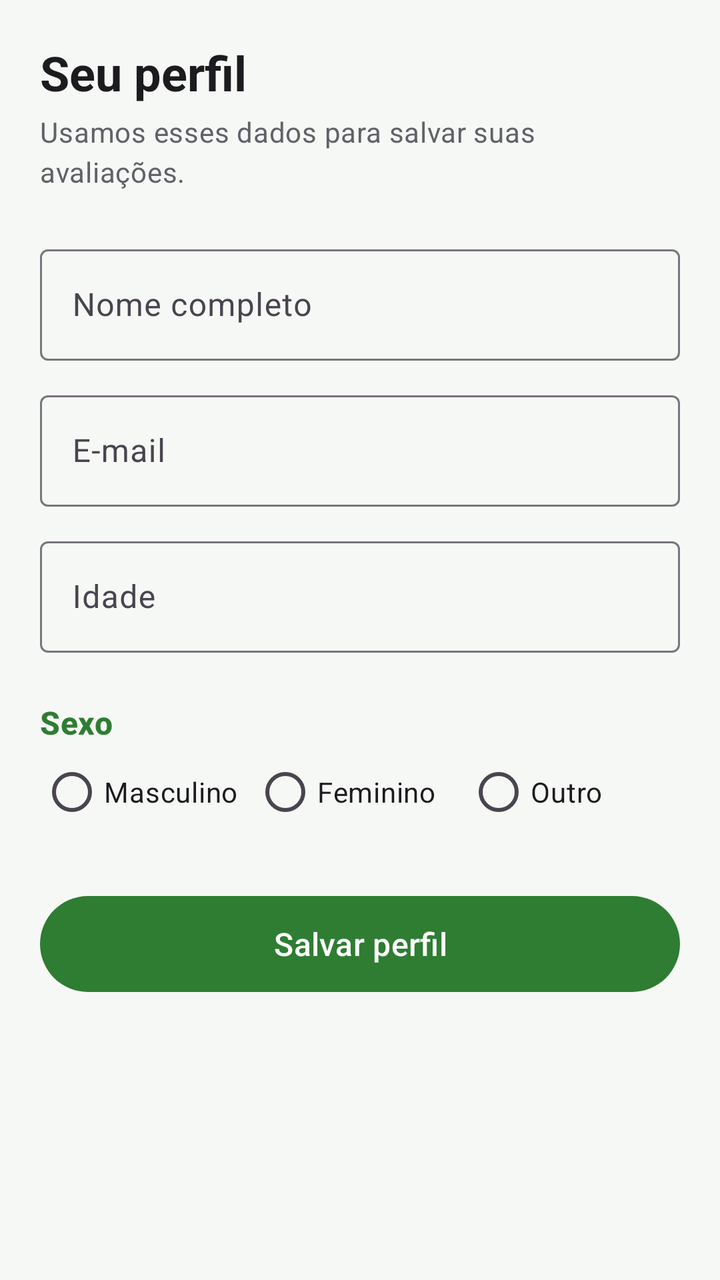
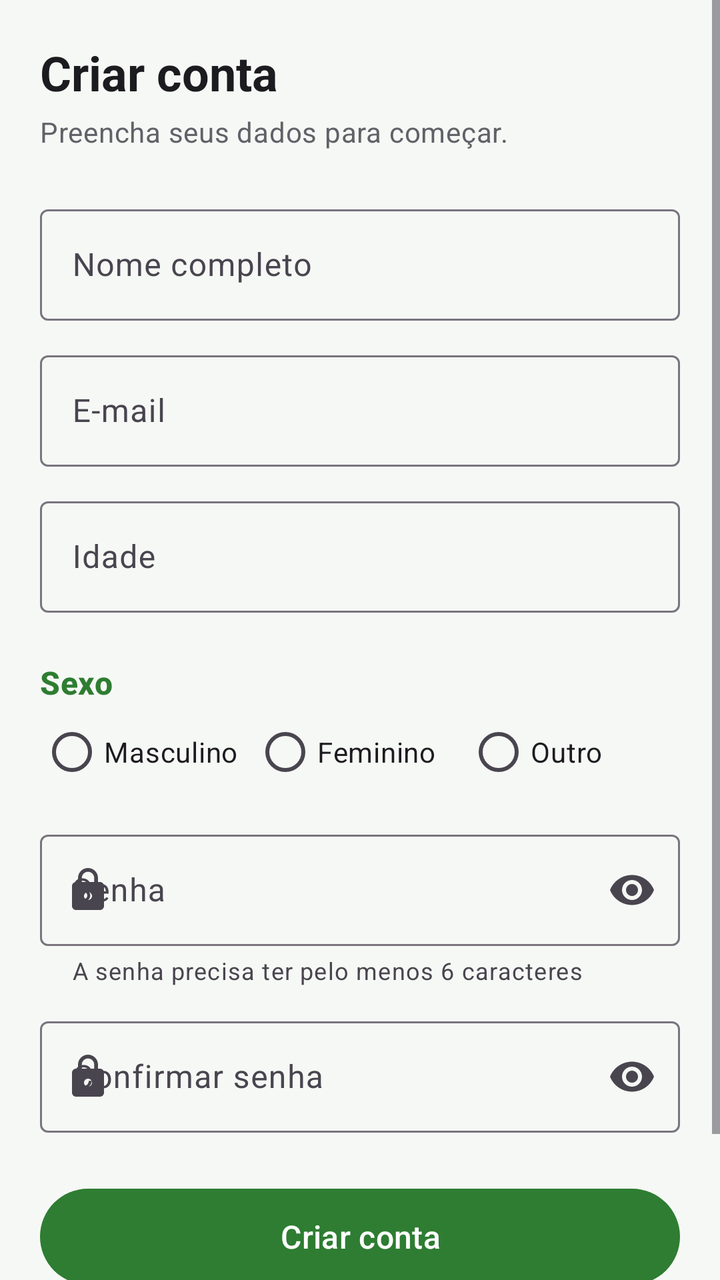

Compare the two renders of this Android layout. The source of the first and the diff that turns it into the second are given below.
<!-- AndroidManifest.xml: application theme Theme.TreinoCerto -->
<!-- res/layout/activity_cadastro.xml -->
<?xml version="1.0" encoding="utf-8"?>
<ScrollView xmlns:android="http://schemas.android.com/apk/res/android"
    android:layout_width="match_parent"
    android:layout_height="match_parent">

    <LinearLayout
        android:layout_width="match_parent"
        android:layout_height="wrap_content"
        android:orientation="vertical"
        android:padding="@dimen/margem_tela">

        <TextView
            android:layout_width="wrap_content"
            android:layout_height="wrap_content"
            android:text="@string/cadastro_titulo"
            android:textAppearance="@style/Texto.Titulo" />

        <TextView
            android:layout_width="wrap_content"
            android:layout_height="wrap_content"
            android:layout_marginTop="4dp"
            android:text="@string/cadastro_subtitulo"
            android:textAppearance="@style/Texto.Secundario" />

        <com.google.android.material.textfield.TextInputLayout
            android:id="@+id/campoNome"
            style="@style/CampoTexto"
            android:layout_width="match_parent"
            android:layout_height="wrap_content"
            android:layout_marginTop="@dimen/espaco_grande"
            android:hint="@string/cadastro_nome">

            <com.google.android.material.textfield.TextInputEditText
                android:id="@+id/edtNome"
                android:layout_width="match_parent"
                android:layout_height="wrap_content"
                android:inputType="textPersonName|textCapWords" />
        </com.google.android.material.textfield.TextInputLayout>

        <com.google.android.material.textfield.TextInputLayout
            android:id="@+id/campoEmail"
            style="@style/CampoTexto"
            android:layout_width="match_parent"
            android:layout_height="wrap_content"
            android:hint="@string/cadastro_email">

            <com.google.android.material.textfield.TextInputEditText
                android:id="@+id/edtEmail"
                android:layout_width="match_parent"
                android:layout_height="wrap_content"
                android:inputType="textEmailAddress" />
        </com.google.android.material.textfield.TextInputLayout>

        <com.google.android.material.textfield.TextInputLayout
            android:id="@+id/campoIdade"
            style="@style/CampoTexto"
            android:layout_width="match_parent"
            android:layout_height="wrap_content"
            android:hint="@string/cadastro_idade">

            <com.google.android.material.textfield.TextInputEditText
                android:id="@+id/edtIdade"
                android:layout_width="match_parent"
                android:layout_height="wrap_content"
                android:inputType="number"
                android:maxLength="3" />
        </com.google.android.material.textfield.TextInputLayout>

        <TextView
            android:layout_width="wrap_content"
            android:layout_height="wrap_content"
            android:layout_marginTop="@dimen/espaco_grande"
            android:text="@string/cadastro_sexo"
            android:textAppearance="@style/Texto.Secao" />

        <RadioGroup
            android:id="@+id/grupoSexo"
            android:layout_width="match_parent"
            android:layout_height="wrap_content"
            android:orientation="horizontal">

            <RadioButton
                android:id="@+id/rbMasculino"
                android:layout_width="0dp"
                android:layout_height="wrap_content"
                android:layout_weight="1"
                android:text="@string/sexo_masculino" />

            <RadioButton
                android:id="@+id/rbFeminino"
                android:layout_width="0dp"
                android:layout_height="wrap_content"
                android:layout_weight="1"
                android:text="@string/sexo_feminino" />

            <RadioButton
                android:id="@+id/rbOutro"
                android:layout_width="0dp"
                android:layout_height="wrap_content"
                android:layout_weight="1"
                android:text="@string/sexo_outro" />
        </RadioGroup>

        <ProgressBar
            android:id="@+id/progresso"
            android:layout_width="wrap_content"
            android:layout_height="wrap_content"
            android:layout_gravity="center_horizontal"
            android:layout_marginTop="@dimen/espaco_medio"
            android:visibility="gone" />

        <Button
            android:id="@+id/btnSalvar"
            style="@style/Botao.Principal"
            android:layout_width="match_parent"
            android:layout_height="wrap_content"
            android:layout_marginTop="@dimen/espaco_grande"
            android:text="@string/cadastro_salvar" />

        <Button
            android:id="@+id/btnTrocarUsuario"
            style="@style/Widget.Material3.Button.TextButton"
            android:layout_width="match_parent"
            android:layout_height="wrap_content"
            android:layout_marginTop="@dimen/espaco_pequeno"
            android:text="@string/cadastro_trocar_usuario"
            android:visibility="gone" />
    </LinearLayout>
</ScrollView>
<!-- resources referenced by this layout -->
<resources>
  <dimen name="espaco_grande">24dp</dimen>
  <dimen name="espaco_medio">16dp</dimen>
  <dimen name="espaco_pequeno">8dp</dimen>
  <dimen name="margem_tela">20dp</dimen>
  <string name="cadastro_email">E-mail</string>
  <string name="cadastro_idade">Idade</string>
  <string name="cadastro_nome">Nome completo</string>
  <string name="cadastro_salvar">Salvar perfil</string>
  <string name="cadastro_sexo">Sexo</string>
  <string name="cadastro_subtitulo">Usamos esses dados para salvar suas avaliações.</string>
  <string name="cadastro_titulo">Seu perfil</string>
  <string name="cadastro_trocar_usuario">Usar outro perfil</string>
  <string name="sexo_feminino">Feminino</string>
  <string name="sexo_masculino">Masculino</string>
  <string name="sexo_outro">Outro</string>
  <style name="Botao.Principal" parent="Widget.Material3.Button">
          <item name="android:minHeight">56dp</item>
          <item name="android:textSize">16sp</item>
      </style>
  <style name="CampoTexto" parent="Widget.Material3.TextInputLayout.OutlinedBox">
          <item name="android:layout_marginTop">12dp</item>
      </style>
  <style name="Texto.Secao" parent="TextAppearance.Material3.TitleMedium">
          <item name="android:textColor">@color/verde_primario</item>
          <item name="android:textStyle">bold</item>
      </style>
  <style name="Texto.Secundario" parent="TextAppearance.Material3.BodyMedium">
          <item name="android:textColor">@color/texto_secundario</item>
      </style>
  <style name="Texto.Titulo" parent="TextAppearance.Material3.HeadlineSmall">
          <item name="android:textColor">@color/texto_primario</item>
          <item name="android:textStyle">bold</item>
      </style>
  <color name="verde_primario">#2E7D32</color>
  <color name="texto_secundario">#5F6368</color>
  <color name="texto_primario">#1C1B1F</color>
  <color name="sobre_primario">#FFFFFF</color>
  <color name="verde_claro">#C8E6C9</color>
  <color name="laranja">#F57C00</color>
  <color name="laranja_claro">#FFE0B2</color>
  <color name="superficie">#FFFFFF</color>
  <color name="fundo">#F6F8F5</color>
  <color name="erro">#C62828</color>
  <style name="Widget.TreinoCerto.ActionBar" parent="Widget.Material3.ActionBar.Solid">
          <item name="background">@color/barra_superior</item>
          <item name="titleTextStyle">@style/TextAppearance.TreinoCerto.ActionBarTitle</item>
      </style>
  <color name="cabecalho_inicio">#1B5E20</color>
  <color name="barra_superior">#2E7D32</color>
  <style name="TextAppearance.TreinoCerto.ActionBarTitle" parent="TextAppearance.Material3.TitleLarge">
          <item name="android:textColor">@color/branco</item>
      </style>
  <color name="branco">#FFFFFF</color>
  <!-- unchanged entries left out for length: 1 -->
</resources>

<!-- the commit's change to res/layout/activity_cadastro.xml (unified diff, before → after) -->
@@ -1,5 +1,6 @@
 <?xml version="1.0" encoding="utf-8"?>
 <ScrollView xmlns:android="http://schemas.android.com/apk/res/android"
+    xmlns:app="http://schemas.android.com/apk/res-auto"
     android:layout_width="match_parent"
     android:layout_height="match_parent">
 
@@ -10,16 +11,18 @@
         android:padding="@dimen/margem_tela">
 
         <TextView
+            android:id="@+id/txtTitulo"
             android:layout_width="wrap_content"
             android:layout_height="wrap_content"
-            android:text="@string/cadastro_titulo"
+            android:text="@string/cadastro_criar_titulo"
             android:textAppearance="@style/Texto.Titulo" />
 
         <TextView
+            android:id="@+id/txtSubtitulo"
             android:layout_width="wrap_content"
             android:layout_height="wrap_content"
             android:layout_marginTop="4dp"
-            android:text="@string/cadastro_subtitulo"
+            android:text="@string/cadastro_criar_subtitulo"
             android:textAppearance="@style/Texto.Secundario" />
 
         <com.google.android.material.textfield.TextInputLayout
@@ -101,6 +104,49 @@
                 android:text="@string/sexo_outro" />
         </RadioGroup>
 
+        
+        <LinearLayout
+            android:id="@+id/grupoSenha"
+            android:layout_width="match_parent"
+            android:layout_height="wrap_content"
+            android:orientation="vertical">
+
+            <com.google.android.material.textfield.TextInputLayout
+                android:id="@+id/campoSenha"
+                style="@style/CampoTexto"
+                android:layout_width="match_parent"
+                android:layout_height="wrap_content"
+                android:hint="@string/login_senha"
+                app:endIconMode="password_toggle"
+                app:helperText="@string/cadastro_erro_senha"
+                app:startIconDrawable="@drawable/ic_cadeado">
+
+                <com.google.android.material.textfield.TextInputEditText
+                    android:id="@+id/edtSenha"
+                    android:layout_width="match_parent"
+                    android:layout_height="wrap_content"
+                    android:autofillHints="newPassword"
+                    android:inputType="textPassword" />
+            </com.google.android.material.textfield.TextInputLayout>
+
+            <com.google.android.material.textfield.TextInputLayout
+                android:id="@+id/campoConfirmarSenha"
+                style="@style/CampoTexto"
+                android:layout_width="match_parent"
+                android:layout_height="wrap_content"
+                android:hint="@string/cadastro_confirmar_senha"
+                app:endIconMode="password_toggle"
+                app:startIconDrawable="@drawable/ic_cadeado">
+
+                <com.google.android.material.textfield.TextInputEditText
+                    android:id="@+id/edtConfirmarSenha"
+                    android:layout_width="match_parent"
+                    android:layout_height="wrap_content"
+                    android:autofillHints="newPassword"
+                    android:inputType="textPassword" />
+            </com.google.android.material.textfield.TextInputLayout>
+        </LinearLayout>
+
         <ProgressBar
             android:id="@+id/progresso"
             android:layout_width="wrap_content"
@@ -115,15 +161,14 @@
             android:layout_width="match_parent"
             android:layout_height="wrap_content"
             android:layout_marginTop="@dimen/espaco_grande"
-            android:text="@string/cadastro_salvar" />
+            android:text="@string/cadastro_criar_conta" />
 
         <Button
-            android:id="@+id/btnTrocarUsuario"
+            android:id="@+id/btnJaTenhoConta"
             style="@style/Widget.Material3.Button.TextButton"
             android:layout_width="match_parent"
             android:layout_height="wrap_content"
             android:layout_marginTop="@dimen/espaco_pequeno"
-            android:text="@string/cadastro_trocar_usuario"
-            android:visibility="gone" />
+            android:text="@string/cadastro_ja_tenho_conta" />
     </LinearLayout>
 </ScrollView>
<!-- resource entries referenced after the edit -->
@@ -4,14 +4,28 @@
   <dimen name="espaco_medio">16dp</dimen>
   <dimen name="espaco_pequeno">8dp</dimen>
   <dimen name="margem_tela">20dp</dimen>
+  <!-- drawable ic_cadeado (drawable) -->
+  <vector xmlns:android="http://schemas.android.com/apk/res/android"
+      android:width="24dp"
+      android:height="24dp"
+      android:viewportWidth="24"
+      android:viewportHeight="24"
+      android:tint="?attr/colorControlNormal">
+      <path
+          android:fillColor="@android:color/white"
+          android:pathData="M18,8h-1V6c0,-2.76 -2.24,-5 -5,-5S7,3.24 7,6v2H6c-1.1,0 -2,0.9 -2,2v10c0,1.1 0.9,2 2,2h12c1.1,0 2,-0.9 2,-2V10c0,-1.1 -0.9,-2 -2,-2zM12,17c-1.1,0 -2,-0.9 -2,-2s0.9,-2 2,-2 2,0.9 2,2 -0.9,2 -2,2zM15.1,8H8.9V6c0,-1.71 1.39,-3.1 3.1,-3.1 1.71,0 3.1,1.39 3.1,3.1v2z" />
+  </vector>
+  <string name="cadastro_confirmar_senha">Confirmar senha</string>
+  <string name="cadastro_criar_conta">Criar conta</string>
+  <string name="cadastro_criar_subtitulo">Preencha seus dados para começar.</string>
+  <string name="cadastro_criar_titulo">Criar conta</string>
   <string name="cadastro_email">E-mail</string>
+  <string name="cadastro_erro_senha">A senha precisa ter pelo menos 6 caracteres</string>
   <string name="cadastro_idade">Idade</string>
+  <string name="cadastro_ja_tenho_conta">Já tenho conta · Entrar</string>
   <string name="cadastro_nome">Nome completo</string>
-  <string name="cadastro_salvar">Salvar perfil</string>
   <string name="cadastro_sexo">Sexo</string>
-  <string name="cadastro_subtitulo">Usamos esses dados para salvar suas avaliações.</string>
-  <string name="cadastro_titulo">Seu perfil</string>
-  <string name="cadastro_trocar_usuario">Usar outro perfil</string>
+  <string name="login_senha">Senha</string>
   <string name="sexo_feminino">Feminino</string>
   <string name="sexo_masculino">Masculino</string>
   <string name="sexo_outro">Outro</string>
